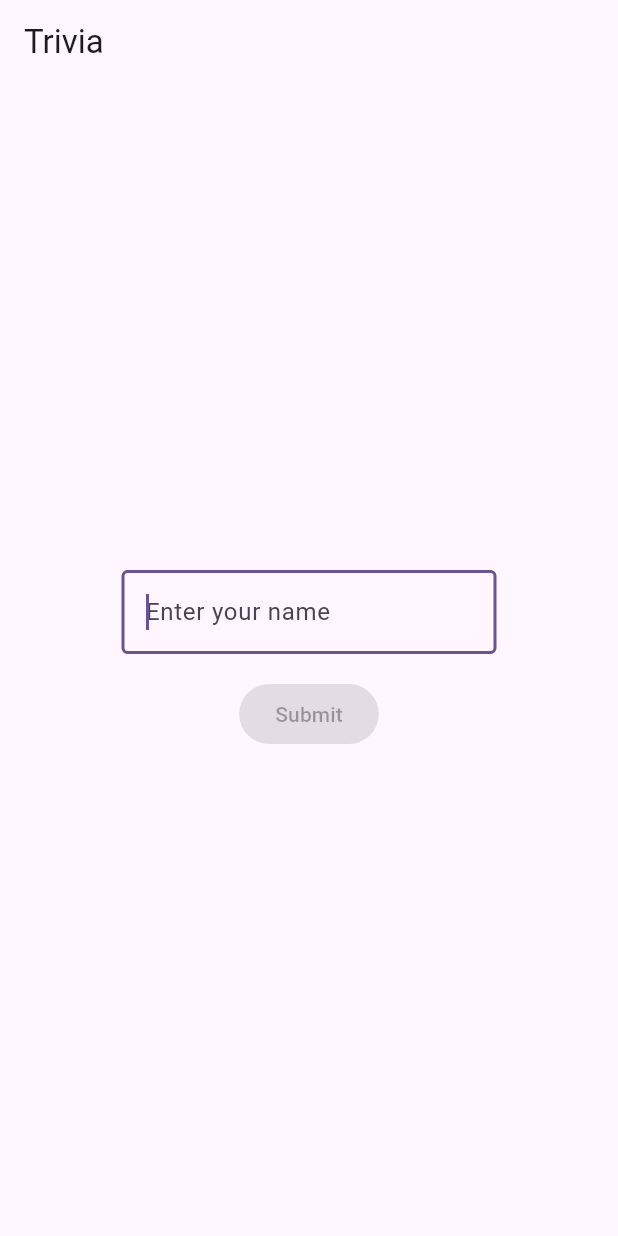
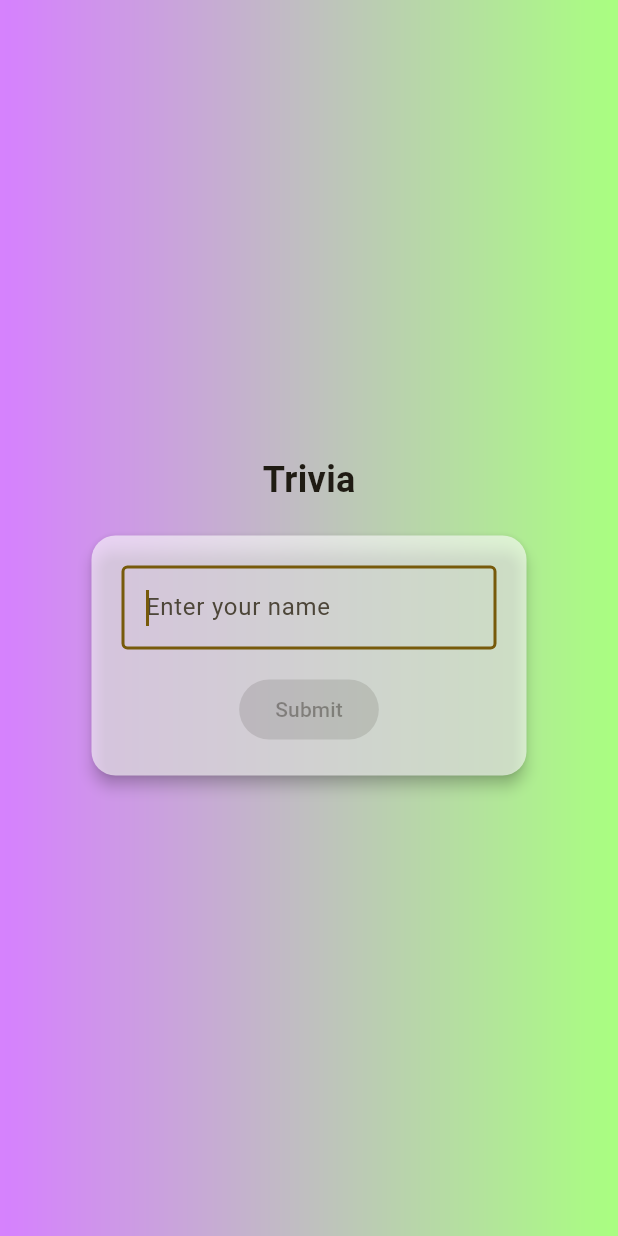
Before and after one commit to brnbtt/trivia_client, a Flutter app: the screen it shows after launch, on a phone screen of 412 x 824 dp. Run offline on Flutter 3.47's test engine with Material 2 defaults, Android fonts, the phone set to English and light mode, and no system bars; our stand-ins replace socket_io_client.

Commit message:
Added background and improved design

```diff
--- a/lib/main.dart
+++ b/lib/main.dart
@@ -1,3 +1,5 @@
+import 'dart:ui';
+
 import 'package:flutter/material.dart';
 import 'package:socket_io_client/socket_io_client.dart' as IO;
 
@@ -13,9 +15,9 @@ class MyApp extends StatelessWidget {
     return MaterialApp(
       title: 'Flutter Demo',
       theme: ThemeData(
-        primarySwatch: Colors.blue,
+        primarySwatch: Colors.orange,
         visualDensity: VisualDensity.adaptivePlatformDensity,
-        colorScheme: ColorScheme.fromSeed(seedColor: Colors.deepPurple),
+        colorScheme: ColorScheme.fromSeed(seedColor: Colors.amber),
         useMaterial3: true,
       ),
       home: const MyHomePage(title: 'Trivia'),
@@ -49,36 +51,113 @@ class MyHomePage extends StatefulWidget {
   _MyHomePageState createState() => _MyHomePageState();
 }
 
-class _MyHomePageState extends State<MyHomePage> {
+class _MyHomePageState extends State<MyHomePage>
+    with SingleTickerProviderStateMixin {
   late final IO.Socket socket = IO.io('http://localhost:3333');
   bool _showNameInput = true;
-  String _name = '';
+  late TextEditingController _nameController;
+  late AnimationController _animationController;
+
+  @override
+  void initState() {
+    super.initState();
+    _nameController = TextEditingController();
+    _animationController = AnimationController(
+      duration: const Duration(seconds: 10),
+      vsync: this,
+    )..repeat();
+  }
 
   void _submitName() {
-    socket.emit('nameEntered', _name);
+    socket.emit('nameEntered', _nameController.text);
     setState(() {
       _showNameInput = false;
     });
   }
 
   @override
+  void dispose() {
+    socket.dispose();
+    _nameController.dispose();
+    _animationController.dispose();
+    super.dispose();
+  }
+
+  bool _isSubmitButtonEnabled() {
+    return _nameController.text.isNotEmpty;
+  }
+
+  @override
   Widget build(BuildContext context) {
     return Scaffold(
-      appBar: AppBar(
-        title: Text(widget.title),
+      body: Stack(
+        fit: StackFit.expand,
+        children: [
+          AnimatedBuilder(
+            animation: _animationController,
+            builder: (context, child) {
+              final color1 = HSVColor.fromAHSV(
+                1.0,
+                _animationController.value * 360,
+                1.0,
+                1.0,
+              ).toColor();
+              final color2 = HSVColor.fromAHSV(
+                1.0,
+                (_animationController.value + 0.5) % 1.0 * 360,
+                1.0,
+                1.0,
+              ).toColor();
+
+              return Container(
+                decoration: BoxDecoration(
+                  gradient: LinearGradient(
+                    colors: [color1, color2],
                   ),
-      body: Center(
-        child: _showNameInput
-            ? Column(
+                ),
+                child: BackdropFilter(
+                  filter: ImageFilter.blur(sigmaX: 8.0, sigmaY: 8.0),
+                  child: child,
+                ),
+              );
+            },
+            child: Container(
+              decoration: BoxDecoration(
+                color: Colors.white.withOpacity(0.5),
+              ),
+            ),
+          ),
+          Center(
+            child: Column(
               mainAxisAlignment: MainAxisAlignment.center,
               children: [
-                  SizedBox(
+                Text(
+                  widget.title,
+                  style: TextStyle(
+                    fontSize: 24,
+                    fontWeight: FontWeight.bold,
+                  ),
+                ),
+                const SizedBox(height: 16),
+                _showNameInput
+                    ? Card(
+                        color: Colors.white.withOpacity(0.6),
+                        elevation: 4,
+                        shape: RoundedRectangleBorder(
+                          borderRadius: BorderRadius.circular(16),
+                        ),
+                        child: Column(
+                          children: [
+                            Padding(
+                              padding: const EdgeInsets.all(20.0),
+                              child: SizedBox(
                                   width: 250,
-                    child: TextField(
-                      onChanged: (value) {
-                        setState(() {
-                          _name = value;
-                        });
+                                  child: Column(
+                                    children: [
+                                      TextField(
+                                        controller: _nameController,
+                                        onChanged: (_) {
+                                          setState(() {});
                                         },
                                         keyboardType: TextInputType.name,
                                         autofocus: true,
@@ -87,15 +166,34 @@ class _MyHomePageState extends State<MyHomePage> {
                                           hintText: 'Enter your name',
                                         ),
                                       ),
-                  ),
-                  const SizedBox(height: 16, width: 50),
+                                      const SizedBox(height: 16),
                                       ElevatedButton(
-                    onPressed: _name.isNotEmpty ? _submitName : null,
+                                        onPressed: _isSubmitButtonEnabled()
+                                            ? _submitName
+                                            : null,
                                         child: const Text('Submit'),
                                       ),
                                     ],
+                                  )),
+                            ),
+                          ],
+                        ),
                       )
-            : MyButton(socket: socket),
+                    : Card(
+                        elevation: 4,
+                        shape: RoundedRectangleBorder(
+                          borderRadius: BorderRadius.circular(16),
+                        ),
+                        margin: const EdgeInsets.all(16),
+                        child: Padding(
+                          padding: const EdgeInsets.all(16.0),
+                          child: MyButton(socket: socket),
+                        ),
+                      ),
+              ],
+            ),
+          ),
+        ],
       ),
     );
   }
```
Lines whose indentation alone changed are shown as unchanged.
